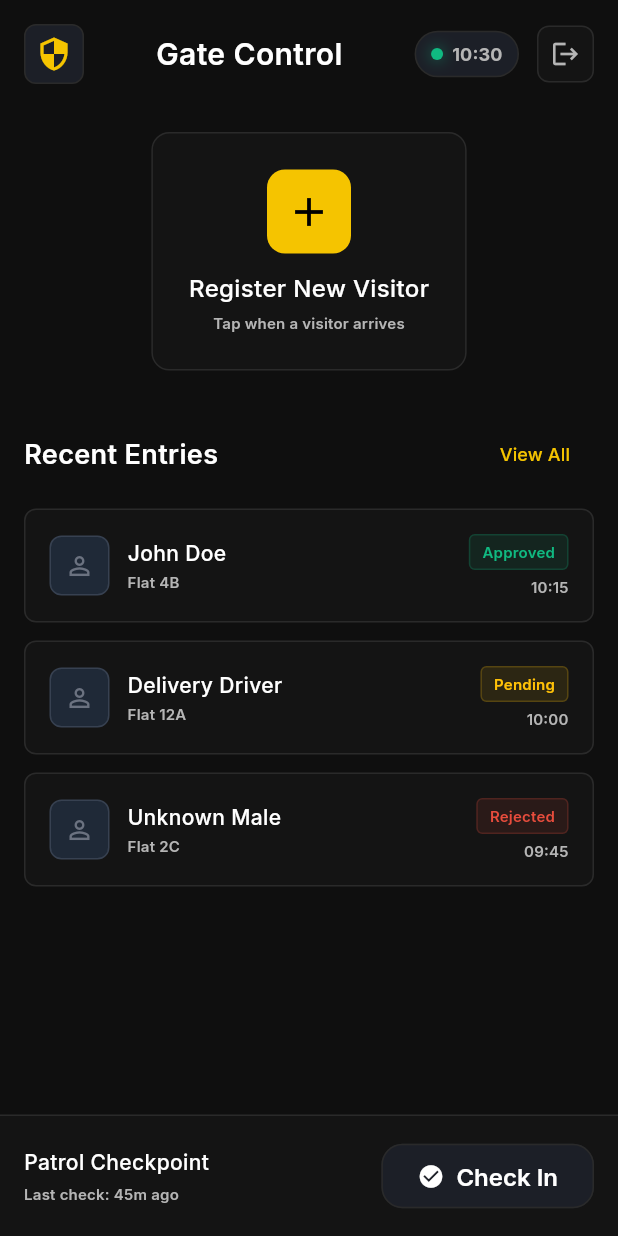
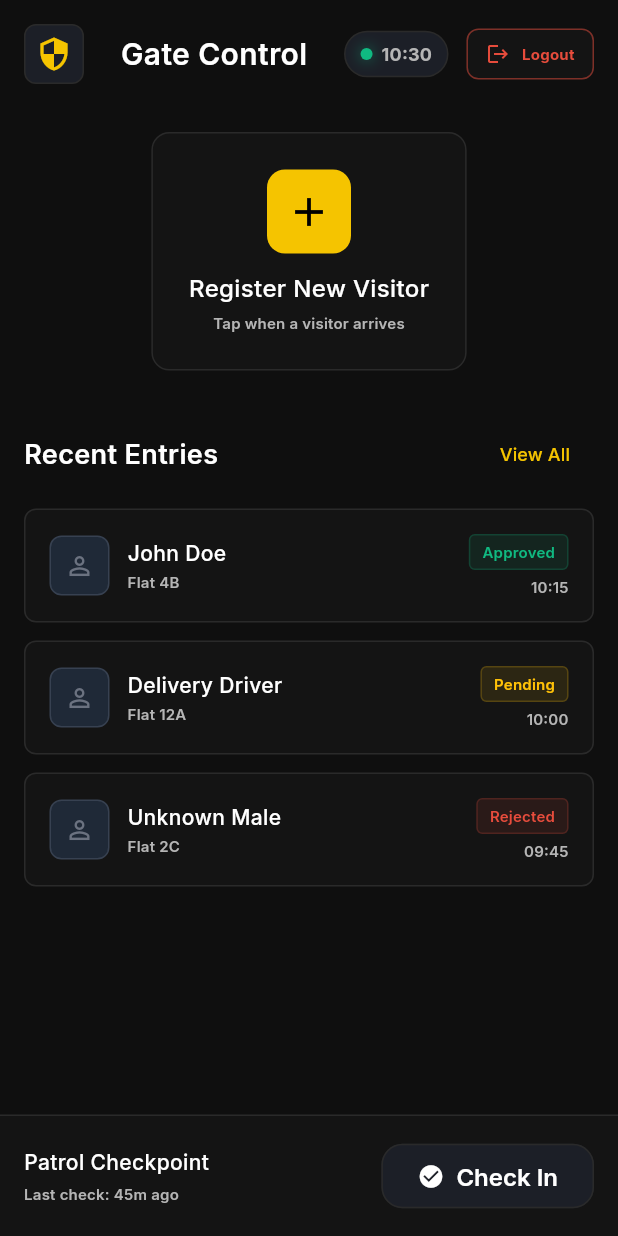
Before and after one commit to nikhilcherry/GuardRail, a Flutter app: the GuardHomeScreen screen opened by its route, on a phone screen of 412 x 824 dp. Run offline on Flutter 3.47's test engine with Material 3 defaults, Android fonts, the phone set to English and light mode, and no system bars; our stand-ins replace google_fonts, pin_code_fields, shared_preferences; accounts and stored records are empty.

Commit message:
Fix logout functionality, persistence, and Guard UI
- Implemented `SharedPreferences` persistence for auth state and settings.
- Fixed logout logic to correctly clear navigation stack using `pushAndRemoveUntil`.
- Added visible 'Logout' button to `GuardHomeScreen` top bar.
- Fixed Guard Visitor Registration double-submit issue with loading state.
- Fixed back button navigation in Login and Settings screens.
- Added placeholder feedback for incomplete UI actions (History, Notifications).

```diff
--- a/lib/screens/guard/guard_home_screen.dart
+++ b/lib/screens/guard/guard_home_screen.dart
@@ -2,6 +2,7 @@ import 'package:flutter/material.dart';
 import 'package:provider/provider.dart';
 import 'package:intl/intl.dart';
 import '../../theme/app_theme.dart';
+import '../../main.dart';
 import '../../providers/guard_provider.dart';
 import '../../providers/auth_provider.dart';
 
@@ -101,22 +102,39 @@ class _GuardHomeScreenState extends State<GuardHomeScreen> {
                         onTap: () async {
                           await context.read<AuthProvider>().logout();
                           if (mounted) {
-                            Navigator.of(context)
-                                .pushNamedAndRemoveUntil('/', (route) => false);
+                            Navigator.of(context).pushAndRemoveUntil(
+                              MaterialPageRoute(
+                                  builder: (_) => const RootScreen()),
+                              (route) => false,
+                            );
                           }
                         },
                         borderRadius: BorderRadius.circular(8),
                         child: Container(
-                          padding: const EdgeInsets.all(8),
+                          padding: const EdgeInsets.symmetric(
+                              horizontal: 12, vertical: 8),
                           decoration: BoxDecoration(
                             color: AppTheme.surfaceDark,
                             borderRadius: BorderRadius.circular(8),
-                            border: Border.all(color: AppTheme.borderDark),
+                            border: Border.all(
+                                color: AppTheme.errorRed.withOpacity(0.5)),
                           ),
-                          child: const Icon(
-                            Icons.logout,
-                            color: AppTheme.textSecondary,
-                            size: 20,
+                          child: Row(
+                            children: [
+                              Icon(
+                                Icons.logout,
+                                color: AppTheme.errorRed,
+                                size: 16,
+                              ),
+                              const SizedBox(width: 8),
+                              Text(
+                                'Logout',
+                                style: AppTheme.labelSmall.copyWith(
+                                  color: AppTheme.errorRed,
+                                  fontWeight: FontWeight.bold,
+                                ),
+                              ),
+                            ],
                           ),
                         ),
                       ),
--- a/lib/screens/resident/resident_settings_screen.dart
+++ b/lib/screens/resident/resident_settings_screen.dart
@@ -2,6 +2,7 @@ import 'package:flutter/material.dart';
 import 'package:provider/provider.dart';
 import 'package:shared_preferences/shared_preferences.dart';
 import '../../theme/app_theme.dart';
+import '../../main.dart';
 import '../../providers/auth_provider.dart';
 import '../../providers/resident_provider.dart';
 
@@ -65,7 +66,10 @@ class _ResidentSettingsScreenState extends State<ResidentSettingsScreen> {
     if (confirmed == true) {
       await context.read<AuthProvider>().logout();
       if (mounted) {
-        Navigator.of(context).pushNamedAndRemoveUntil('/', (route) => false);
+        Navigator.of(context).pushAndRemoveUntil(
+          MaterialPageRoute(builder: (_) => const RootScreen()),
+          (route) => false,
+        );
       }
     }
   }
```
Also changed, not shown: lib/screens/admin/admin_additional_screens.dart (+5 -2 lines), lib/screens/admin/admin_dashboard_screen.dart (+7 -0 lines).
